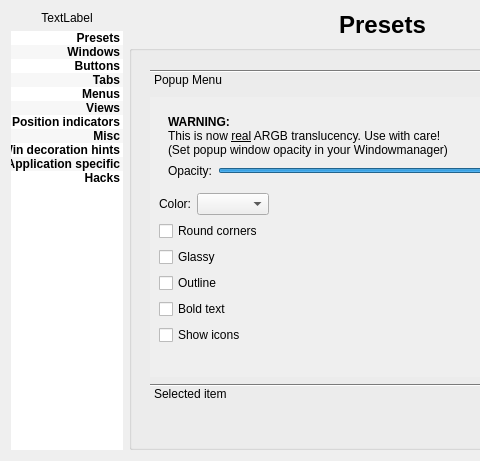
Above: config/config.ui from deiv/bespin-pkg before the change; both pictures show x 0 to 480 and y 0 to 461 of the 765 by 461 pixel window. Below: the same form after it.
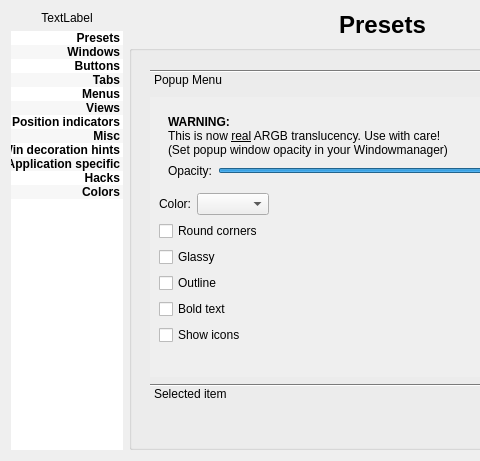
That is the form after the change. The open tabs and pages were chosen to show the change.

What changed in the file:
```diff
--- a/config/config.ui
+++ b/config/config.ui
@@ -158,6 +158,11 @@
          <string>Hacks</string>
         </property>
        </item>
+       <item>
+        <property name="text">
+         <string>Colors</string>
+        </property>
+       </item>
       </widget>
      </item>
     </layout>
```
Left out of the diff: 13 changed lines with no effect on the pictures.
